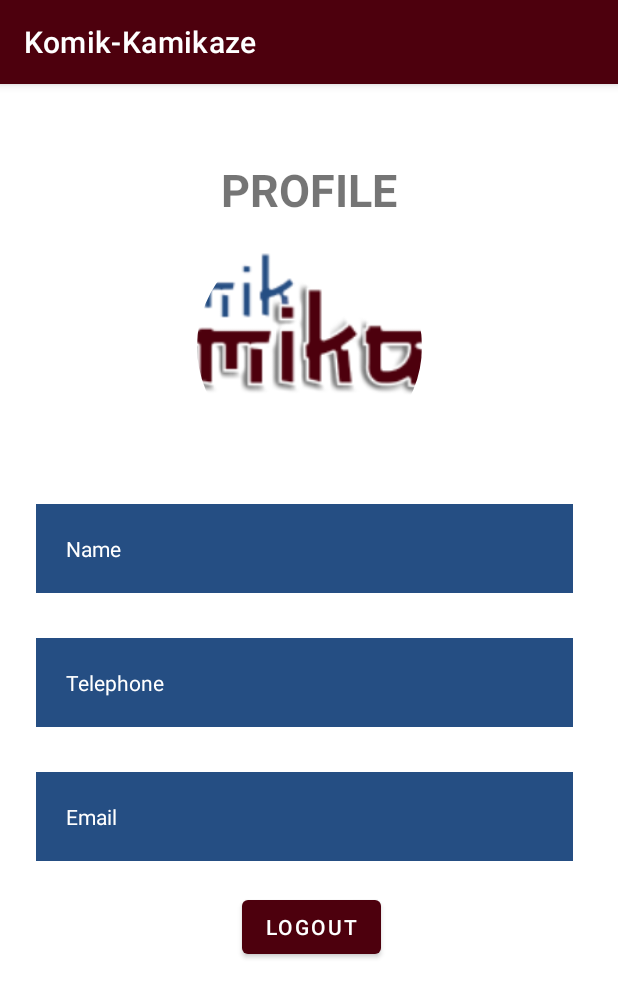
After one commit to MuhammadDody2002/UAS_PABKK, an Android app: the ProfileActivity screen opened directly, with no data from a screen before it, on a phone screen of 412 x 824 dp. The commit adds this screen. Shown: the top 998 px of the screen. Run offline under Robolectric (Android 15) with nearby library versions, the phone set to English and light mode, and no system bars; our stand-ins replace CircleImageView, Firebase (no records; nobody signed in at launch, a user with empty details on screens opened directly); libraries missing offline, so code that uses them is left out: io.github.muddz.styleabletoast.

Commit message:
update update

```diff
--- a/app/src/main/AndroidManifest.xml
+++ b/app/src/main/AndroidManifest.xml
@@ -18,8 +18,14 @@
         <activity
             android:name=".DetailActivity"
             android:exported="false">
+        </activity>
+
+        <activity
+            android:name=".activities.ProfileActivity"
+            android:exported="false">
 
         </activity>
+
         <activity
             android:name=".activities.LoginActivity"
             android:exported="false">
--- a/app/src/main/java/com/if5b/komik_kamikaze/activities/LoginActivity.java
+++ b/app/src/main/java/com/if5b/komik_kamikaze/activities/LoginActivity.java
@@ -19,9 +19,7 @@ import com.if5b.komik_kamikaze.databinding.ActivityLoginBinding;
 import io.github.muddz.styleabletoast.StyleableToast;
 
 public class LoginActivity extends AppCompatActivity {
-
     private ActivityLoginBinding binding;
-
     FirebaseAuth mAuth;
 
     @Override
--- /dev/null
+++ b/app/src/main/java/com/if5b/komik_kamikaze/activities/ProfileActivity.java
@@ -0,0 +1,69 @@
+package com.if5b.komik_kamikaze.activities;
+
+import android.content.Intent;
+import android.os.Bundle;
+import android.widget.Button;
+import android.widget.TextView;
+
+import androidx.annotation.Nullable;
+import androidx.appcompat.app.AppCompatActivity;
+
+import com.google.firebase.auth.FirebaseAuth;
+import com.google.firebase.auth.FirebaseUser;
+import com.google.firebase.firestore.DocumentReference;
+import com.google.firebase.firestore.DocumentSnapshot;
+import com.google.firebase.firestore.EventListener;
+import com.google.firebase.firestore.FirebaseFirestore;
+import com.google.firebase.firestore.FirebaseFirestoreException;
+import com.if5b.komik_kamikaze.R;
+
+import io.github.muddz.styleabletoast.StyleableToast;
+
+public class ProfileActivity extends AppCompatActivity {
+    TextView username, notelephone, email;
+    Button btnLogOut;
+    FirebaseAuth mAuth;
+    FirebaseFirestore fStore;
+    String userID;
+
+    @Override
+    protected void onCreate(Bundle savedInstanceState) {
+        super.onCreate(savedInstanceState);
+        setContentView(R.layout.activity_profil);
+        username = findViewById(R.id.tv_username);
+        notelephone = findViewById(R.id.tv_notelephone);
+        email = findViewById(R.id.tv_email);
+        btnLogOut = findViewById(R.id.btnLogout);
+
+        mAuth = FirebaseAuth.getInstance();
+        fStore = FirebaseFirestore.getInstance();
+
+//        userID = mAuth.getCurrentUser().getUid();
+
+//        DocumentReference documentReference = fStore.collection("Users").document(userID);
+//        documentReference.addSnapshotListener(this, new EventListener<DocumentSnapshot>() {
+//            @Override
+//            public void onEvent(@Nullable DocumentSnapshot documentSnapshot, @Nullable FirebaseFirestoreException error) {
+//                username.setText(documentSnapshot.getString("username"));
+//                notelephone.setText(documentSnapshot.getString("notelephone"));
+//                email.setText(documentSnapshot.getString("email"));
+//            }
+//        });
+//        btnLogOut.setOnClickListener(view ->{
+//            mAuth.signOut();
+//            startActivity(new Intent(ProfileActivity.this, LoginActivity.class));
+//        });
+//
+//    }
+
+//    @Override
+//    protected void onStart() {
+//        super.onStart();
+//        FirebaseUser user = mAuth.getCurrentUser();
+//        if (user == null){
+//            startActivity(new Intent(ProfileActivity.this, LoginActivity.class));
+//            StyleableToast.makeText(this, "Logout Berhasil", R.style.kamikazetoast).show();
+//        }
+//    }
+    }
+}
--- a/app/src/main/java/com/if5b/komik_kamikaze/activities/SplashActivity.java
+++ b/app/src/main/java/com/if5b/komik_kamikaze/activities/SplashActivity.java
@@ -4,6 +4,7 @@ import android.content.Intent;
 import android.os.Bundle;
 import android.os.Handler;
 import android.os.Looper;
+import android.util.Log;
 
 import androidx.appcompat.app.AppCompatActivity;
 
@@ -20,7 +21,7 @@ public class SplashActivity extends AppCompatActivity {
         new Handler(Looper.getMainLooper()).postDelayed(new Runnable() {
             @Override
             public void run() {
-                Intent intent = new Intent(SplashActivity.this, HomeActivity.class);
+                Intent intent = new Intent(SplashActivity.this, LoginActivity.class);
                 startActivity(intent);
                 finish();
             }
--- /dev/null
+++ b/app/src/main/res/layout/activity_profil.xml
@@ -0,0 +1,129 @@
+<?xml version="1.0" encoding="utf-8"?>
+<androidx.constraintlayout.widget.ConstraintLayout xmlns:android="http://schemas.android.com/apk/res/android"
+    xmlns:app="http://schemas.android.com/apk/res-auto"
+    xmlns:tools="http://schemas.android.com/tools"
+    android:layout_width="match_parent"
+    android:layout_height="match_parent"
+    tools:context=".activities.ProfileActivity">
+
+    <TextView
+        android:id="@+id/tv_profile"
+        android:layout_width="wrap_content"
+        android:layout_height="wrap_content"
+        android:text="PROFILE"
+        android:textSize="30sp"
+        android:textStyle="bold"
+        android:layout_marginTop="50dp"
+        app:layout_constraintEnd_toEndOf="parent"
+        app:layout_constraintStart_toStartOf="parent"
+        app:layout_constraintTop_toTopOf="parent"/>
+
+    <de.hdodenhof.circleimageview.CircleImageView
+        android:id="@+id/iv_profile"
+        android:layout_width="150dp"
+        android:layout_height="150dp"
+        android:layout_marginTop="50dp"
+        android:src="@drawable/logo"
+        app:layout_constraintEnd_toEndOf="parent"
+        app:layout_constraintStart_toStartOf="parent"
+        app:layout_constraintTop_toTopOf="@id/tv_profile"/>
+
+    <LinearLayout
+        android:id="@+id/ll_name"
+        android:layout_width="match_parent"
+        android:layout_height="wrap_content"
+        android:padding="10dp"
+        android:background="@color/secondaryColor"
+        android:layout_marginStart="24dp"
+        android:layout_marginEnd="30dp"
+        android:layout_marginTop="30dp"
+        app:layout_constraintEnd_toEndOf="parent"
+        app:layout_constraintStart_toStartOf="parent"
+        app:layout_constraintTop_toBottomOf="@id/iv_profile"
+        android:orientation="vertical">
+
+        <TextView
+            android:id="@+id/tv_username"
+            android:layout_width="wrap_content"
+            android:layout_height="wrap_content"
+            android:layout_weight="1"
+            android:text="Name"
+            android:textColor="@color/white"
+            android:layout_marginLeft="10dp"
+            android:layout_marginRight="10dp"
+            android:layout_marginBottom="10dp"
+            android:layout_marginTop="10dp"
+            android:orientation="horizontal"/>
+
+    </LinearLayout>
+
+    <LinearLayout
+        android:id="@+id/ll_telephone"
+        android:layout_width="match_parent"
+        android:layout_height="wrap_content"
+        android:padding="10dp"
+        android:background="@color/secondaryColor"
+        android:layout_marginStart="24dp"
+        android:layout_marginEnd="30dp"
+        android:layout_marginTop="30dp"
+        app:layout_constraintEnd_toEndOf="parent"
+        app:layout_constraintStart_toStartOf="parent"
+        app:layout_constraintTop_toBottomOf="@id/ll_name"
+        android:orientation="vertical">
+
+        <TextView
+            android:id="@+id/tv_notelephone"
+            android:layout_width="wrap_content"
+            android:layout_height="wrap_content"
+            android:layout_weight="1"
+            android:text="Telephone"
+            android:textColor="@color/white"
+            android:layout_marginLeft="10dp"
+            android:layout_marginRight="10dp"
+            android:layout_marginBottom="10dp"
+            android:layout_marginTop="10dp"
+            android:orientation="horizontal"/>
+
+    </LinearLayout>
+
+    <LinearLayout
+        android:id="@+id/ll_email"
+        android:layout_width="match_parent"
+        android:layout_height="wrap_content"
+        android:padding="10dp"
+        android:background="@color/secondaryColor"
+        android:layout_marginStart="24dp"
+        android:layout_marginEnd="30dp"
+        android:layout_marginTop="30dp"
+        app:layout_constraintEnd_toEndOf="parent"
+        app:layout_constraintStart_toStartOf="parent"
+        app:layout_constraintTop_toBottomOf="@id/ll_telephone"
+        android:orientation="vertical">
+
+        <TextView
+            android:id="@+id/tv_email"
+            android:layout_width="wrap_content"
+            android:layout_height="wrap_content"
+            android:layout_weight="1"
+            android:text="Email"
+            android:textColor="@color/white"
+            android:layout_marginLeft="10dp"
+            android:layout_marginRight="10dp"
+            android:layout_marginBottom="10dp"
+            android:layout_marginTop="10dp"
+            android:orientation="horizontal"/>
+
+    </LinearLayout>
+
+    <Button
+        android:id="@+id/btnLogout"
+        android:layout_width="wrap_content"
+        android:layout_height="wrap_content"
+        android:layout_marginTop="20dp"
+        android:text="Logout"
+        app:layout_constraintEnd_toEndOf="parent"
+        app:layout_constraintHorizontal_bias="0.506"
+        app:layout_constraintStart_toStartOf="parent"
+        app:layout_constraintTop_toBottomOf="@id/ll_email" />
+
+</androidx.constraintlayout.widget.ConstraintLayout>
```
Also changed, not shown: app/build.gradle (+7 -3 lines), app/src/main/res/layout/activity_home.xml (+191 -151 lines), app/src/main/res/layout/activity_login.xml (+12 -3 lines), app/src/main/res/layout/activity_register.xml (+28 -9 lines), build.gradle (+8 -0 lines).
